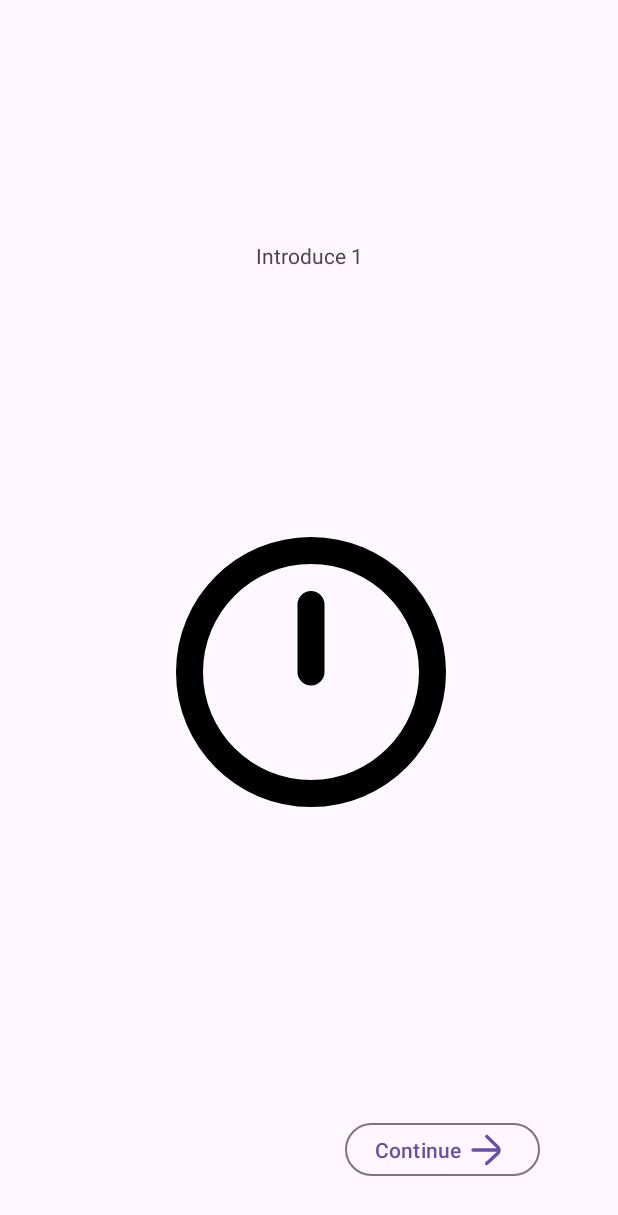
After one commit to TranLamNghia/TimerApp_Kotlin, an Android app: the fragment Beginner_1_Fragment shown on its own in the app's theme, on a phone screen of 412 x 824 dp. The commit adds this screen. Shown: the top 1215 px of the screen. Run offline under Robolectric (Android 15) with nearby library versions, the phone set to English and light mode, and no system bars.

Commit message:
Activity start demo

```diff
--- /dev/null
+++ b/app/src/main/java/com/example/myapplication/Beginner_1_Fragment.kt
@@ -0,0 +1,18 @@
+package com.example.myapplication
+
+import android.os.Bundle
+import android.view.View
+import android.widget.Button
+import androidx.fragment.app.Fragment
+
+class Beginner_1_Fragment : Fragment(R.layout.fragment_beginner_1) {
+    fun onViewCreate(view : View, savedInstanceState: Bundle?) {
+        super.onCreate(view, savedInstanceState)
+        val buttonNext = view.findViewById<Button>(R.id.btn_next)
+        buttonNext.setOnClickListener {
+            parentFragmentManager.beginTransaction()
+                .replace(R.id.frag_container, Beginner_2_Fragment())
+                .commit()
+        }
+    }
+}
--- /dev/null
+++ b/app/src/main/res/drawable/svg_clock_0h.xml
@@ -0,0 +1,13 @@
+<vector xmlns:android="http://schemas.android.com/apk/res/android"
+    android:width="800dp"
+    android:height="800dp"
+    android:viewportWidth="24"
+    android:viewportHeight="24">
+  <path
+      android:pathData="M12,12V7M21,12C21,16.971 16.971,21 12,21C7.029,21 3,16.971 3,12C3,7.029 7.029,3 12,3C16.971,3 21,7.029 21,12Z"
+      android:strokeLineJoin="round"
+      android:strokeWidth="2"
+      android:fillColor="#00000000"
+      android:strokeColor="#000000"
+      android:strokeLineCap="round"/>
+</vector>
--- /dev/null
+++ b/app/src/main/res/drawable/svg_right_arrow.xml
@@ -0,0 +1,9 @@
+<vector xmlns:android="http://schemas.android.com/apk/res/android"
+    android:width="800dp"
+    android:height="800dp"
+    android:viewportWidth="32"
+    android:viewportHeight="32">
+  <path
+      android:pathData="M25.468,14.508l-20.967,-0.008c-0.828,-0 -1.501,0.672 -1.501,1.499c-0,0.828 0.672,1.501 1.499,1.501l21.125,0.009c-0.107,0.159 -0.234,0.306 -0.377,0.439c-3.787,3.502 -9.68,8.951 -9.68,8.951c-0.608,0.562 -0.645,1.511 -0.083,2.119c0.562,0.608 1.512,0.645 2.12,0.083c-0,0 5.892,-5.448 9.68,-8.95c1.112,-1.029 1.751,-2.47 1.766,-3.985c0.014,-1.515 -0.596,-2.968 -1.688,-4.018l-9.591,-9.221c-0.596,-0.574 -1.547,-0.556 -2.121,0.041c-0.573,0.597 -0.555,1.547 0.042,2.121l9.591,9.221c0.065,0.063 0.127,0.129 0.185,0.198Z"
+      android:fillColor="#000000"/>
+</vector>
--- /dev/null
+++ b/app/src/main/res/layout/fragment_beginner_1.xml
@@ -0,0 +1,47 @@
+<?xml version="1.0" encoding="utf-8"?>
+<androidx.constraintlayout.widget.ConstraintLayout xmlns:android="http://schemas.android.com/apk/res/android"
+    xmlns:app="http://schemas.android.com/apk/res-auto"
+    xmlns:tools="http://schemas.android.com/tools"
+    android:layout_width="match_parent"
+    android:layout_height="match_parent">
+
+    <ImageView
+        android:id="@+id/Icon1"
+        android:layout_width="412dp"
+        android:layout_height="216dp"
+        android:layout_marginStart="1dp"
+        android:layout_marginTop="340dp"
+        android:layout_marginEnd="1dp"
+        app:layout_constraintEnd_toEndOf="parent"
+        app:layout_constraintHorizontal_bias="0.0"
+        app:layout_constraintStart_toStartOf="parent"
+        app:layout_constraintTop_toTopOf="parent"
+        app:srcCompat="@drawable/svg_clock_0h" />
+
+    <TextView
+        android:id="@+id/tView_Intro1"
+        android:layout_width="254dp"
+        android:layout_height="106dp"
+        android:gravity="center"
+        android:text="Introduce 1"
+        app:layout_constraintBottom_toTopOf="@+id/Icon1"
+        app:layout_constraintEnd_toEndOf="parent"
+        app:layout_constraintStart_toStartOf="parent"
+        app:layout_constraintTop_toTopOf="parent" />
+
+
+    <com.google.android.material.floatingactionbutton.ExtendedFloatingActionButton
+        style="@style/Widget.Material3.Button.OutlinedButton"
+        android:id="@+id/btn_next"
+        android:layout_width="130dp"
+        android:layout_height="43dp"
+        android:layout_marginEnd="52dp"
+        android:layout_marginBottom="36dp"
+        android:text="Continue"
+        app:icon="@drawable/svg_right_arrow"
+        app:iconGravity="textEnd"
+        app:layout_constraintBottom_toBottomOf="parent"
+        app:layout_constraintEnd_toEndOf="parent"
+        tools:ignore="MissingConstraints" />
+
+</androidx.constraintlayout.widget.ConstraintLayout>
--- a/app/src/main/res/values/strings.xml
+++ b/app/src/main/res/values/strings.xml
@@ -1,3 +1,5 @@
 <resources>
     <string name="app_name">My Application</string>
+    <!-- TODO: Remove or change this placeholder text -->
+    <string name="hello_blank_fragment">Hello blank fragment</string>
 </resources>
--- a/app/src/main/res/values/themes.xml
+++ b/app/src/main/res/values/themes.xml
@@ -1,9 +1,5 @@
 <resources xmlns:tools="http://schemas.android.com/tools">
     <!-- Base application theme. -->
-    <style name="Base.Theme.MyApplication" parent="Theme.Material3.DayNight.NoActionBar">
-        <!-- Customize your light theme here. -->
-        <!-- <item name="colorPrimary">@color/my_light_primary</item> -->
-    </style>
+    <style name="Theme.MyApplication" parent="Theme.Material3.DayNight.NoActionBar" />
 
-    <style name="Theme.MyApplication" parent="Base.Theme.MyApplication" />
 </resources>
--- a/gradle/libs.versions.toml
+++ b/gradle/libs.versions.toml
@@ -9,6 +9,8 @@ appcompat = "1.7.0"
 material = "1.12.0"
 activity = "1.10.1"
 constraintlayout = "2.2.1"
+material3 = "1.4.0-alpha11"
+composeThemeAdapter = "1.2.1"
 
 [libraries]
 androidx-core-ktx = { group = "androidx.core", name = "core-ktx", version.ref = "coreKtx" }
@@ -19,6 +21,8 @@ androidx-appcompat = { group = "androidx.appcompat", name = "appcompat", version
 material = { group = "com.google.android.material", name = "material", version.ref = "material" }
 androidx-activity = { group = "androidx.activity", name = "activity", version.ref = "activity" }
 androidx-constraintlayout = { group = "androidx.constraintlayout", name = "constraintlayout", version.ref = "constraintlayout" }
+androidx-material3 = { group = "androidx.compose.material3", name = "material3", version.ref = "material3" }
+compose-theme-adapter = { group = "com.google.android.material", name = "compose-theme-adapter", version.ref = "composeThemeAdapter" }
 
 [plugins]
 android-application = { id = "com.android.application", version.ref = "agp" }
```
Also changed, not shown: app/build.gradle.kts (+6 -2 lines), app/src/main/java/com/example/myapplication/Beginner.kt (added, +21 -0 lines), app/src/main/java/com/example/myapplication/Beginner_2_Fragment.kt (added, +17 -0 lines), app/src/main/res/drawable/svg_clock_3h.xml (added, +13 -0 lines), app/src/main/res/layout/activity_beginner.xml (added, +12 -0 lines), app/src/main/res/layout/fragment_beginner_2.xml (added, +46 -0 lines).
